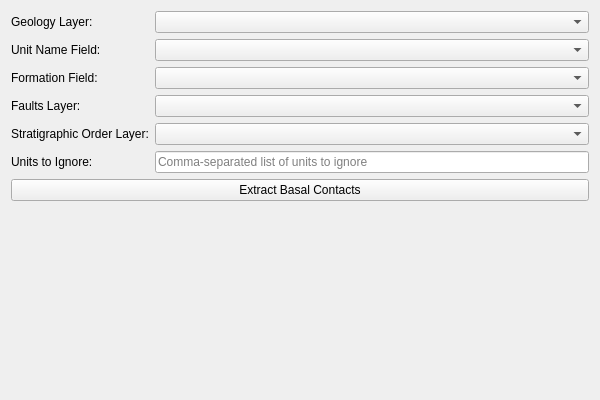
This is loopstructural/gui/map2loop_tools/basal_contacts_widget.ui in Loop3D/plugin_loopstructural as Qt 5 draws it before an edit. The edited form follows.
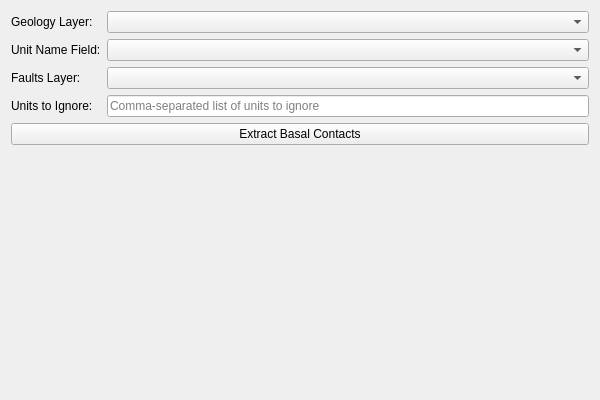
This is the edited form. Custom widgets are drawn as their Qt base class.

Commit message: fix: change basal contacts from processing call to a shared api

Patch:
```diff
--- a/loopstructural/gui/map2loop_tools/basal_contacts_widget.ui
+++ b/loopstructural/gui/map2loop_tools/basal_contacts_widget.ui
@@ -39,23 +39,13 @@
       <widget class="QgsFieldComboBox" name="unitNameFieldComboBox"/>
      </item>
      <item row="2" column="0">
-      <widget class="QLabel" name="formationFieldLabel">
-       <property name="text">
-        <string>Formation Field:</string>
-       </property>
-      </widget>
-     </item>
-     <item row="2" column="1">
-      <widget class="QgsFieldComboBox" name="formationFieldComboBox"/>
-     </item>
-     <item row="3" column="0">
       <widget class="QLabel" name="faultsLayerLabel">
        <property name="text">
         <string>Faults Layer:</string>
        </property>
       </widget>
      </item>
-     <item row="3" column="1">
+     <item row="2" column="1">
       <widget class="QgsMapLayerComboBox" name="faultsLayerComboBox">
        <!-- filters removed: will be configured in python; keep allowEmptyLayer if desired -->
        <property name="allowEmptyLayer">
@@ -63,24 +53,16 @@
        </property>
       </widget>
      </item>
+     
+     
      <item row="4" column="0">
-      <widget class="QLabel" name="stratiColumnLabel">
-       <property name="text">
-        <string>Stratigraphic Order Layer:</string>
-       </property>
-      </widget>
-     </item>
-     <item row="4" column="1">
-      <widget class="QgsMapLayerComboBox" name="stratiColumnComboBox"/>
-     </item>
-     <item row="5" column="0">
       <widget class="QLabel" name="ignoreUnitsLabel">
        <property name="text">
         <string>Units to Ignore:</string>
        </property>
       </widget>
      </item>
-     <item row="5" column="1">
+     <item row="4" column="1">
       <widget class="QLineEdit" name="ignoreUnitsLineEdit">
        <property name="placeholderText">
         <string>Comma-separated list of units to ignore</string>
```
The commit also changes 4 other files.
